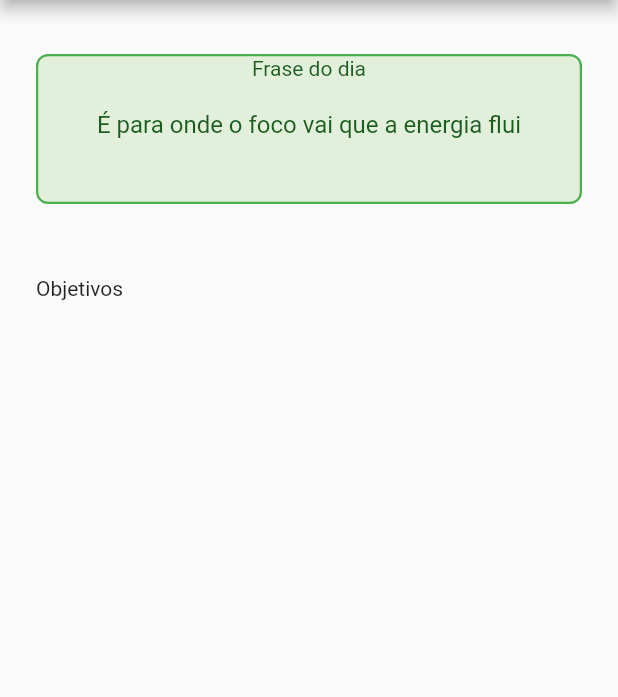
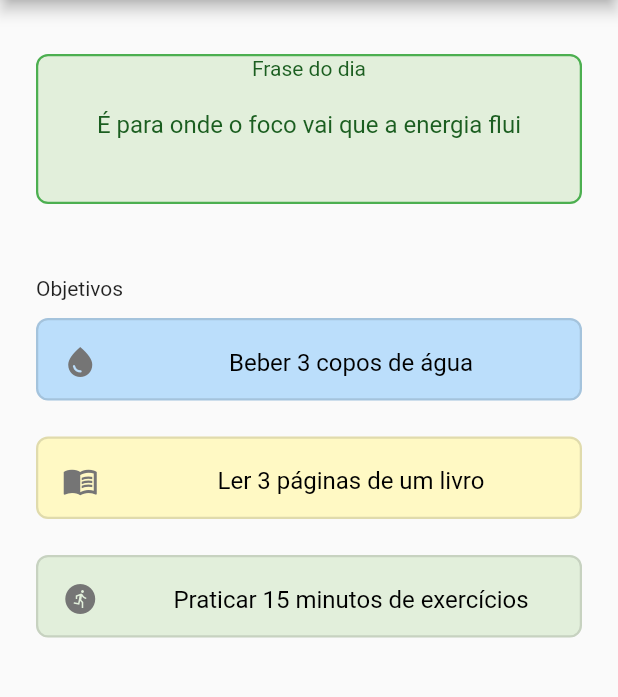
Before and after one commit to davibatista1/beCalm, a Flutter app: the screen it shows once a user with an empty profile is signed in, on a phone screen of 412 x 824 dp, the part 84-781 px from its top. Run offline on Flutter 3.47's test engine with Material 2 defaults, Android fonts, the light colour scheme and no system bars; our stand-ins replace firebase_auth, firebase_core; accounts and stored records are empty.

Commit message:
Atualiza icones

```diff
--- a/becalm/lib/view/home.page.dart
+++ b/becalm/lib/view/home.page.dart
@@ -1,6 +1,7 @@
 import 'package:becalm/utils/colors.dart';
 import 'package:becalm/utils/phrase_day.dart';
 import 'package:becalm/widgets/menu.widget.dart';
+import 'package:becalm/widgets/objective.widget.dart';
 import 'package:becalm/widgets/phrase_day.widget.dart';
 import 'package:flutter/material.dart';
 
@@ -12,6 +13,10 @@ class HomePage extends StatefulWidget {
 }
 
 class _HomePageState extends State<HomePage> {
+  bool selected1 = false;
+  bool selected2 = false;
+  bool selected3 = false;
+
   @override
   Widget build(BuildContext context) {
     return Scaffold(
@@ -40,6 +45,49 @@ class _HomePageState extends State<HomePage> {
               ),
               const SizedBox(height: 48),
               const Text("Objetivos"),
+              const SizedBox(height: 12),
+              GestureDetector(
+                onTap: () {
+                  setState(() {
+                    selected1 = true;
+                  });
+                },
+                child: ObjectiveWidget(
+                  isSelected: selected1,
+                  icon: const Icon(Icons.water_drop),
+                  description: "Beber 3 copos de água",
+                  color: Colors.blue.shade100,
+                ),
+              ),
+              const SizedBox(height: 24),
+              GestureDetector(
+                onTap: () {
+                  setState(() {
+                    selected2 = true;
+                  });
+                },
+                child: ObjectiveWidget(
+                  isSelected: selected2,
+                  icon: const Icon(Icons.menu_book),
+                  description: "Ler 3 páginas de um livro",
+                  color: Colors.yellow.shade100,
+                ),
+              ),
+              const SizedBox(height: 24),
+              GestureDetector(
+                onTap: () {
+                  setState(() {
+                    selected3 = true;
+                  });
+                },
+                child: ObjectiveWidget(
+                  isSelected: selected3,
+                  icon: const Icon(Icons.run_circle),
+                  description: "Praticar 15 minutos de exercícios",
+                  color: MyColors.green,
+                ),
+              ),
+              const SizedBox(height: 12),
             ],
           ),
         ),
--- /dev/null
+++ b/becalm/lib/widgets/objective.widget.dart
@@ -0,0 +1,41 @@
+import 'package:flutter/material.dart';
+
+class ObjectiveWidget extends StatelessWidget {
+  ObjectiveWidget({
+    super.key,
+    required this.description,
+    required this.color,
+    required this.icon,
+    required this.isSelected,
+  });
+
+  final String description;
+  final Widget icon;
+  final bool isSelected;
+  Color color;
+
+  @override
+  Widget build(BuildContext context) {
+    return Container(
+      width: 500,
+      height: 55,
+      decoration: BoxDecoration(
+          border: Border.all(
+            width: 1.5,
+            color: isSelected ? Colors.green.shade900 : Colors.black12,
+          ),
+          borderRadius: BorderRadius.circular(8),
+          color: isSelected ? Colors.white : color),
+      child: ListTile(
+        leading: icon,
+        iconColor: isSelected ? Colors.green.shade900 : Colors.grey.shade600,
+        title: Text(
+          description,
+          textAlign: TextAlign.center,
+          style: TextStyle(
+              color: isSelected ? Colors.green.shade900 : Colors.black),
+        ),
+      ),
+    );
+  }
+}
```
Also changed, not shown: 63 other files.
